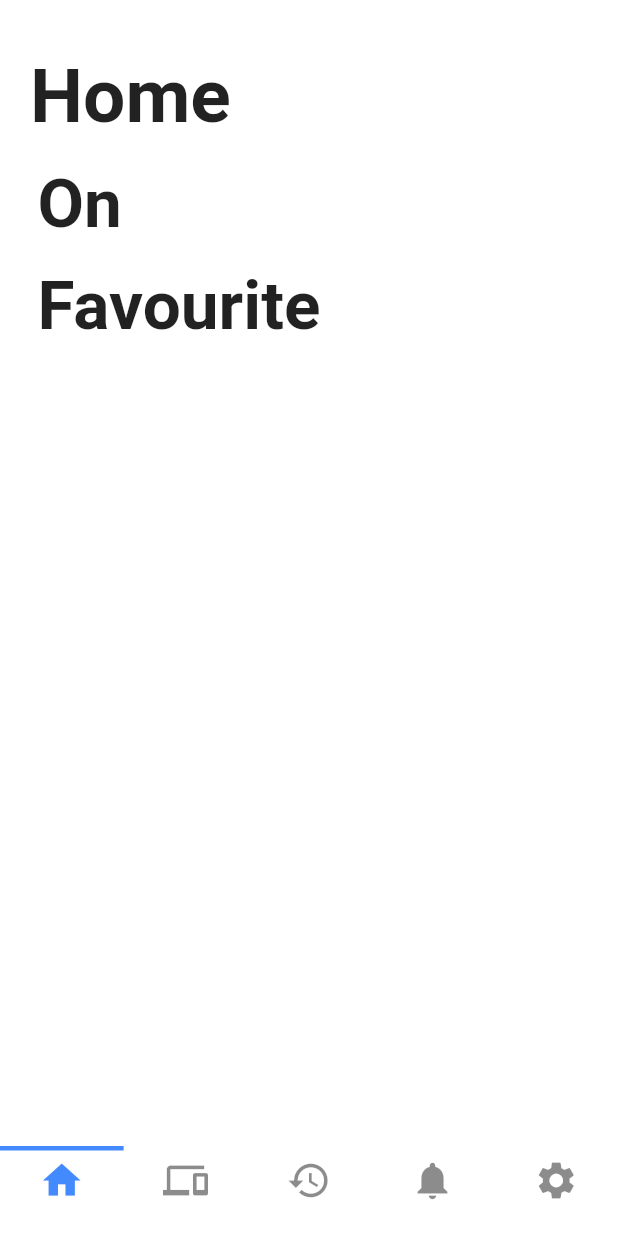
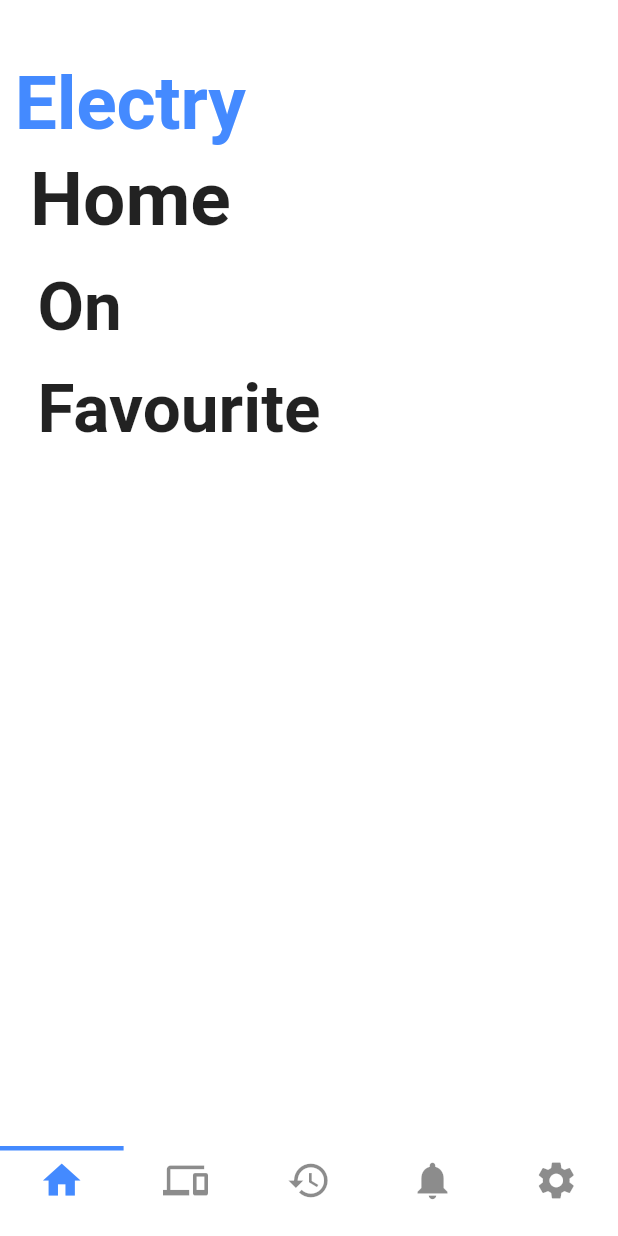
Before and after one commit to C-Min-Min/Electry-Android-App, a Flutter app: the screen it shows after launch, on a phone screen of 412 x 824 dp. Run offline on Flutter 3.47's test engine with Material 2 defaults, Android fonts, the phone set to English and light mode, and no system bars; our stand-ins replace fl_chart, shared_preferences, table_calendar; network calls fail.

Commit message:
fixed app bar and logo for mobile

```diff
--- a/electry_flutter/lib/widgets/DataTabelMySQLDemo/Devices_layout.dart
+++ b/electry_flutter/lib/widgets/DataTabelMySQLDemo/Devices_layout.dart
@@ -94,7 +94,7 @@ class Device_layout_State extends State<Device_layout>{
                         fontWeight: FontWeight.w700,
                         fontFamily: "Roboto"),
                     ),
-                  padding: const EdgeInsets.only(top: 35.0, left: 20, bottom: 20),
+                  padding: Responsive.isMobilePortrait(context) ? const EdgeInsets.only(top: 40.0, left: 10) : const EdgeInsets.only(top: 15.0, left: 10),
                 ),
               ),
               Container(
--- a/electry_flutter/lib/widgets/DataTabelMySQLDemo/Home_layout.dart
+++ b/electry_flutter/lib/widgets/DataTabelMySQLDemo/Home_layout.dart
@@ -108,6 +108,21 @@ class Home_layout_State extends State<Home_layout>{
           children: [
             new Container(
               alignment: Alignment.topLeft,
+              child: Responsive.isMobile(context) ? Padding(
+                child: Text(
+                  'Electry',
+                  style: const TextStyle(
+                    color: Colors.blueAccent,
+                    fontSize: 50,
+                    fontWeight: FontWeight.bold,
+                    letterSpacing: -0.2
+                  ),
+                ),
+                padding: Responsive.isMobilePortrait(context) ? const EdgeInsets.only(top: 40.0, left: 10) : const EdgeInsets.only(top: 15.0, left: 10),
+              ) : null,
+            ),
+            new Container(
+              alignment: Alignment.topLeft,
               child: Padding(
                 child:
                   new Text(
@@ -116,7 +131,7 @@ class Home_layout_State extends State<Home_layout>{
                       fontWeight: FontWeight.w700,
                       fontFamily: "Roboto"),
                   ),
-                padding: const EdgeInsets.only(top: 35.0, left: 20),
+                padding: Responsive.isMobile(context) ? const EdgeInsets.only(top: 5.0, left: 20) : const EdgeInsets.only(top: 35.0, left: 20),
               ),
             ),
             new Container(
@@ -129,7 +144,7 @@ class Home_layout_State extends State<Home_layout>{
                       fontWeight: FontWeight.w700,
                       fontFamily: "Roboto"),
                   ),
-                padding: const EdgeInsets.only(top: 15.0, left: 25.0,),
+                padding: const EdgeInsets.only(top: 15.0, left: 25.0),
               ),
             ),
             Container(
```
Also changed, not shown: electry_flutter/lib/widgets/DataTabelMySQLDemo/custom_app_bar.dart (+8 -3 lines).
